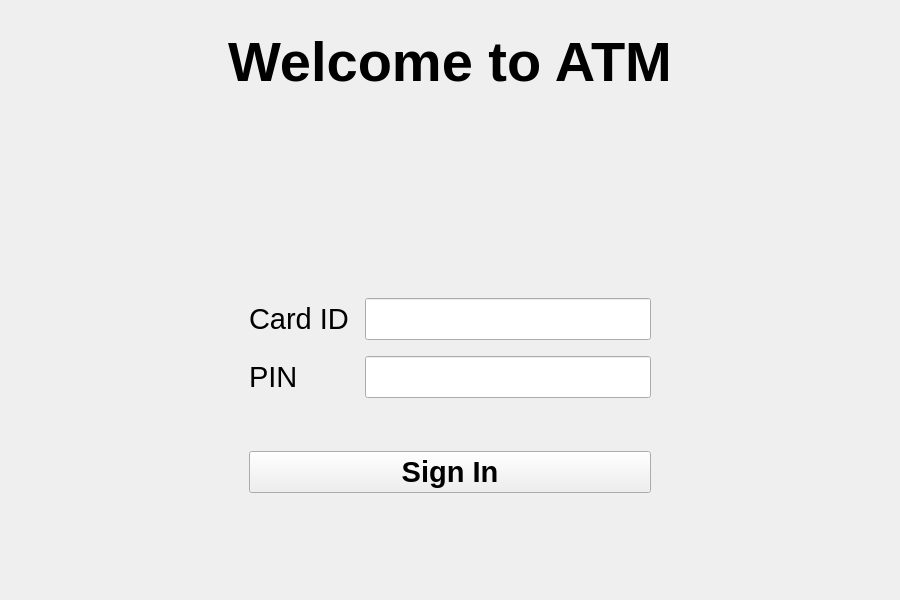
Old version of the form bank-automat/mainwindow.ui in the repository 25kmo-project/group_15.
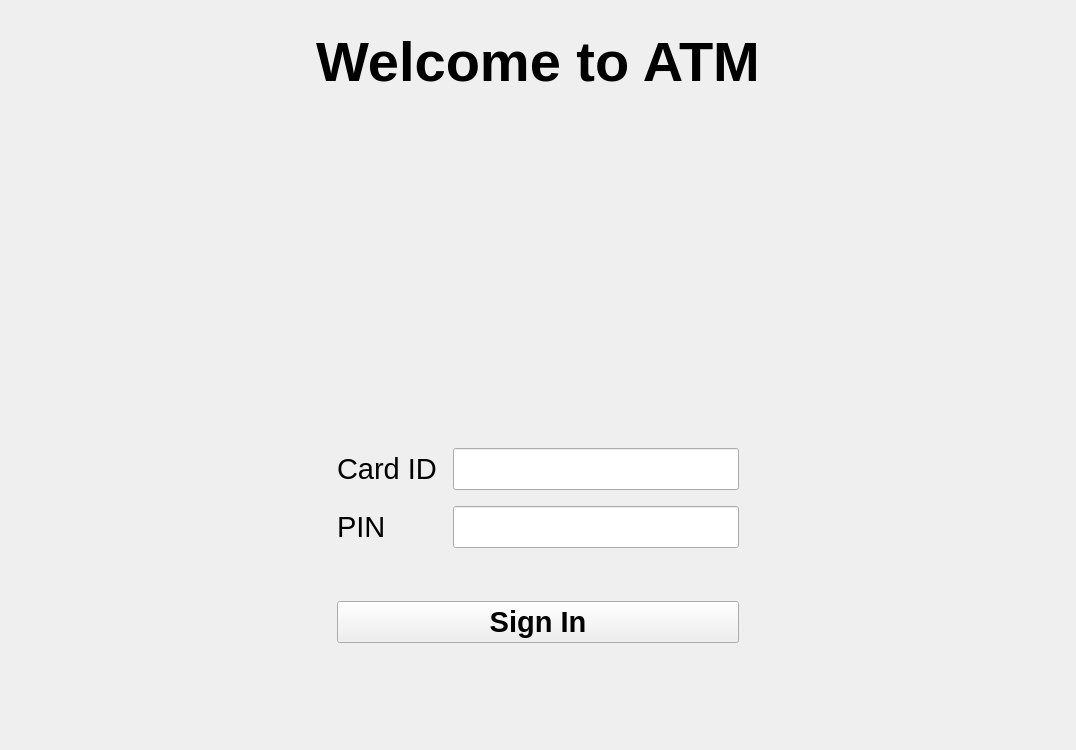
New version of the form.

Patch:
```diff
--- a/bank-automat/mainwindow.ui
+++ b/bank-automat/mainwindow.ui
@@ -6,8 +6,8 @@
    <rect>
     <x>0</x>
     <y>0</y>
-    <width>900</width>
-    <height>600</height>
+    <width>1076</width>
+    <height>750</height>
    </rect>
   </property>
   <property name="windowTitle">
@@ -50,8 +50,8 @@
       </property>
       <property name="sizeHint" stdset="0">
        <size>
-        <width>20</width>
-        <height>30</height>
+        <width>25</width>
+        <height>25</height>
        </size>
       </property>
      </spacer>
```
